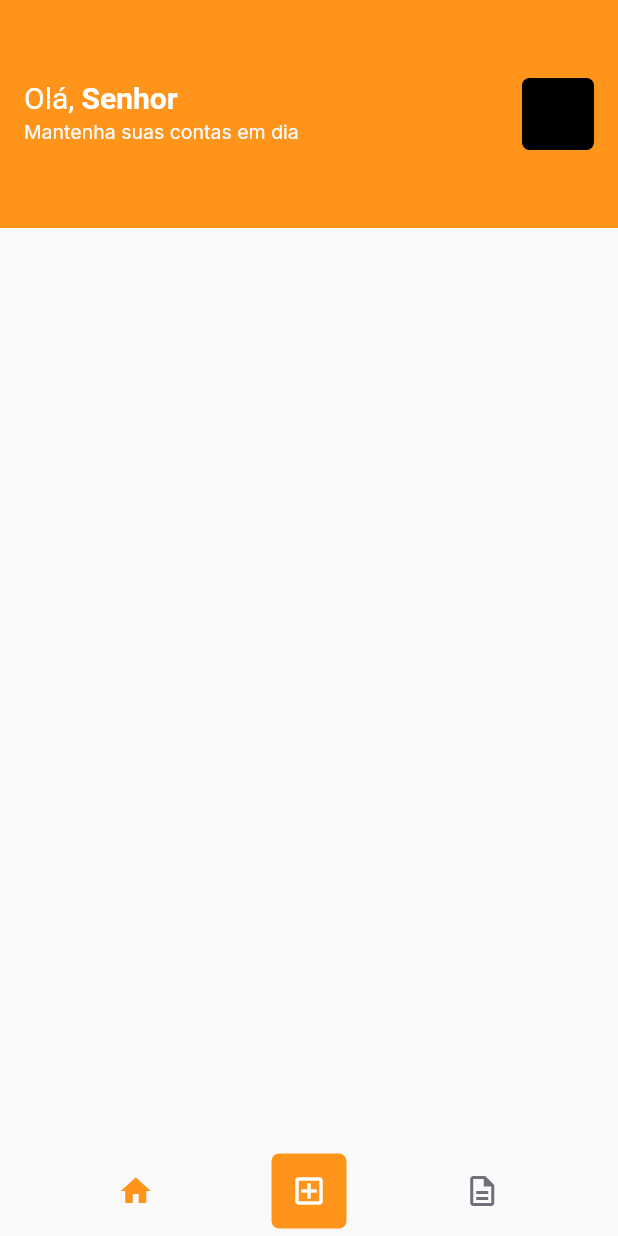
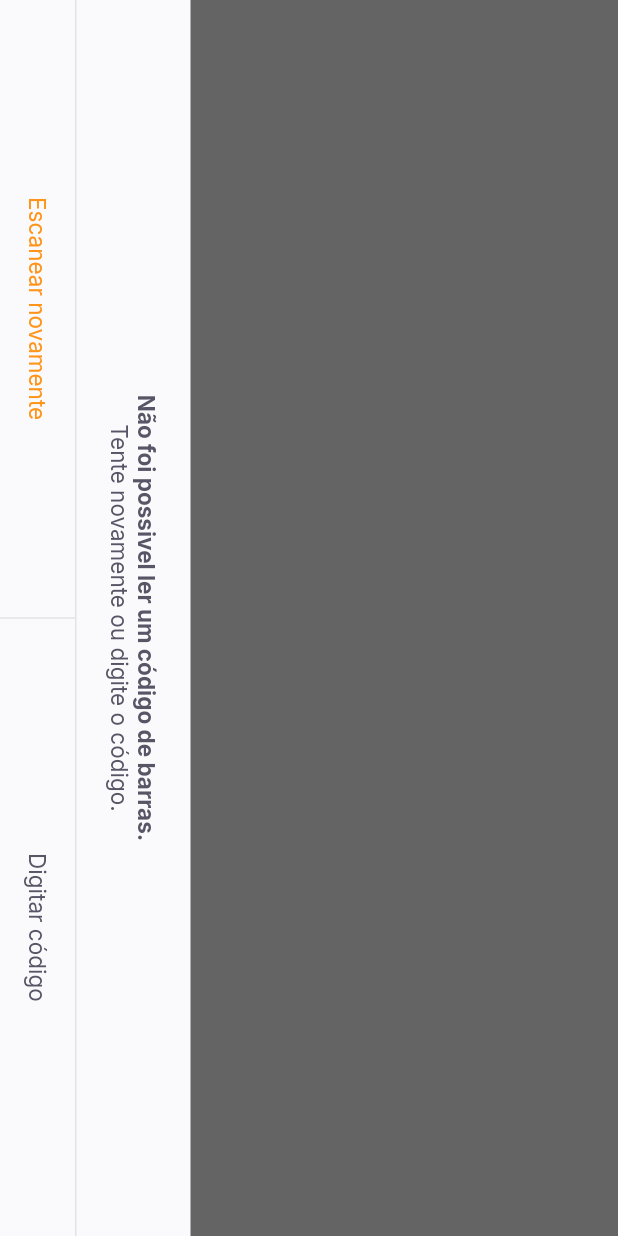
Before and after one commit to flaviopc/payflow_nlw, a Flutter app: the HomePage screen opened by its route, after a tap on the "add box" icon, on a phone screen of 412 x 824 dp. Run offline on Flutter 3.47's test engine with Material 2 defaults, Android fonts, the phone set to English and light mode, and no system bars; our stand-ins replace firebase_core, google_fonts, google_sign_in, shared_preferences; accounts and stored records are empty.

Commit message:
add tela de leitura de código de barras

```diff
--- a/lib/app_widget.dart
+++ b/lib/app_widget.dart
@@ -1,4 +1,5 @@
 import 'package:flutter/material.dart';
+import 'package:payflow/modules/barcode_scanner/barcode_scanner_page.dart';
 import 'package:payflow/modules/home/home_page.dart';
 import 'package:payflow/modules/login/login_page.dart';
 import 'package:payflow/modules/splash/splash_page.dart';
@@ -11,6 +12,7 @@ class AppWidget extends StatelessWidget {
     return MaterialApp(
       title: 'Pay Flow',
       theme: ThemeData(
+        primarySwatch: Colors.orange,
         primaryColor: AppColors.primary,
       ),
       initialRoute: "/splash",
@@ -18,6 +20,7 @@ class AppWidget extends StatelessWidget {
         "/splash": (context) => SplashPage(),
         "/home": (context) => HomePage(),
         "/login": (context) => LoginPage(),
+        "/barcode_scanner": (context) => BarcodeScannerPage(),
       },
     );
   }
--- a/lib/main.dart
+++ b/lib/main.dart
@@ -1,9 +1,6 @@
 import 'package:firebase_core/firebase_core.dart';
 import 'package:flutter/material.dart';
 import 'package:payflow/app_widget.dart';
-import 'package:payflow/modules/login/login_page.dart';
-import 'package:payflow/modules/splash/splash_page.dart';
-import 'package:payflow/shared/themes/app_colors.dart';
 
 void main() {
   runApp(AppFirebase());
--- /dev/null
+++ b/lib/modules/barcode_scanner/barcode_scanner_page.dart
@@ -0,0 +1,62 @@
+import 'package:flutter/material.dart';
+import 'package:payflow/shared/themes/app_colors.dart';
+import 'package:payflow/shared/themes/app_text_styles.dart';
+import 'package:payflow/shared/widgets/bottom_sheet/bottom_sheet_widget.dart';
+import 'package:payflow/shared/widgets/set_label_buttons/set_label_buttons.dart';
+
+class BarcodeScannerPage extends StatefulWidget {
+  const BarcodeScannerPage({Key? key}) : super(key: key);
+
+  @override
+  _BarcodeScannerPageState createState() => _BarcodeScannerPageState();
+}
+
+class _BarcodeScannerPageState extends State<BarcodeScannerPage> {
+  @override
+  Widget build(BuildContext context) {
+    return BottomSheetWidget(
+        primaryLabel: "Escanear novamente",
+        primaryOnPressed: () {},
+        secondaryLabel: "Digitar código",
+        secondaryOnPressed: () {},
+        title: "Não foi possivel ler um código de barras.",
+        subtitle: "Tente novamente ou digite o código.");
+    return SafeArea(
+      child: RotatedBox(
+        quarterTurns: 1,
+        child: Scaffold(
+          appBar: AppBar(
+            centerTitle: true,
+            backgroundColor: Colors.black,
+            title: Text(
+              "Escanei o código de barras do boleto",
+              style: TextStyles.buttonBackground,
+            ),
+            leading: BackButton(color: AppColors.background),
+          ),
+          body: Column(children: [
+            Expanded(
+                child: Container(
+              color: Colors.black,
+            )),
+            Expanded(
+                flex: 2,
+                child: Container(
+                  color: Colors.transparent,
+                )),
+            Expanded(
+                child: Container(
+              color: Colors.black,
+            )),
+          ]),
+          bottomNavigationBar: SetLabelButtons(
+            primaryLabel: "Inserir código do boleto",
+            primaryOnPressed: () {},
+            secondaryLabel: "Adicionar da galeria",
+            secondaryOnPressed: () {},
+          ),
+        ),
+      ),
+    );
+  }
+}
--- a/lib/modules/home/home_page.dart
+++ b/lib/modules/home/home_page.dart
@@ -57,6 +57,7 @@ class _HomePageState extends State<HomePage> {
           ),
         ),
       ),
+      body: pages[homeController.currentPage],
       bottomNavigationBar: Container(
         height: 60,
         child: Row(
@@ -71,16 +72,17 @@ class _HomePageState extends State<HomePage> {
               color: AppColors.primary,
             ),
             GestureDetector(
-              onTap: () {},
+              onTap: () {
+                Navigator.pushNamed(context, "/barcode_scanner");
+              },
               child: Container(
                 width: 50,
                 height: 50,
                 decoration: BoxDecoration(
                     color: AppColors.primary,
                     borderRadius: BorderRadius.circular(5)),
-                child: IconButton(
-                  onPressed: () {},
-                  icon: Icon(Icons.add_box_outlined),
+                child: Icon(
+                  Icons.add_box_outlined,
                   color: AppColors.background,
                 ),
               ),
--- a/lib/modules/login/login_page.dart
+++ b/lib/modules/login/login_page.dart
@@ -1,5 +1,4 @@
 import 'package:flutter/material.dart';
-import 'package:google_sign_in/google_sign_in.dart';
 import 'package:payflow/modules/login/login_controller.dart';
 import 'package:payflow/shared/themes/app_colors.dart';
 import 'package:payflow/shared/themes/app_images.dart';
--- /dev/null
+++ b/lib/shared/widgets/bottom_sheet/bottom_sheet_widget.dart
@@ -0,0 +1,74 @@
+import 'package:flutter/material.dart';
+import 'package:payflow/shared/themes/app_colors.dart';
+import 'package:payflow/shared/themes/app_text_styles.dart';
+import 'package:payflow/shared/widgets/set_label_buttons/set_label_buttons.dart';
+
+class BottomSheetWidget extends StatelessWidget {
+  final String primaryLabel;
+  final VoidCallback primaryOnPressed;
+  final String secondaryLabel;
+  final VoidCallback secondaryOnPressed;
+  final String title;
+  final String subtitle;
+
+  const BottomSheetWidget(
+      {Key? key,
+      required this.primaryLabel,
+      required this.primaryOnPressed,
+      required this.secondaryLabel,
+      required this.secondaryOnPressed,
+      required this.title,
+      required this.subtitle})
+      : super(key: key);
+
+  @override
+  Widget build(BuildContext context) {
+    return SafeArea(
+      child: RotatedBox(
+        quarterTurns: 1,
+        child: Material(
+          child: Container(
+            color: AppColors.shape,
+            child: Column(
+              children: [
+                Expanded(
+                  child: Container(
+                    color: Colors.black.withOpacity(0.6),
+                  ),
+                ),
+                Column(
+                  children: [
+                    Padding(
+                      padding: const EdgeInsets.all(20),
+                      child: Text.rich(
+                        TextSpan(
+                            text: title,
+                            style: TextStyles.buttonBoldHeading,
+                            children: [
+                              TextSpan(
+                                  text: "\n$subtitle",
+                                  style: TextStyles.buttonHeading)
+                            ]),
+                        textAlign: TextAlign.center,
+                      ),
+                    ),
+                    Container(
+                      height: 1,
+                      color: AppColors.stroke,
+                    ),
+                    SetLabelButtons(
+                        enablePrimayColor: true,
+                        primaryLabel: primaryLabel,
+                        primaryOnPressed: primaryOnPressed,
+                        secondaryLabel: secondaryLabel,
+                        secondaryOnPressed: secondaryOnPressed)
+                  ],
+                ),
+              ],
+            ),
+          ),
+        ),
+      ),
+    );
+  }
+}
--- /dev/null
+++ b/lib/shared/widgets/divider_vertical/divider_vertical_widget.dart
@@ -0,0 +1,15 @@
+import 'package:flutter/material.dart';
+import 'package:payflow/shared/themes/app_colors.dart';
+
+class DividerVerticalWidget extends StatelessWidget {
+  const DividerVerticalWidget({Key? key}) : super(key: key);
+
+  @override
+  Widget build(BuildContext context) {
+    return Container(
+      width: 1,
+      height: double.maxFinite,
+      color: AppColors.stroke,
+    );
+  }
+}
--- /dev/null
+++ b/lib/shared/widgets/label_button/label_button.dart
@@ -0,0 +1,25 @@
+import 'package:flutter/material.dart';
+import 'package:payflow/shared/themes/app_text_styles.dart';
+
+class LabelButton extends StatelessWidget {
+  final String label;
+  final VoidCallback onPressed;
+  final TextStyle? style;
+  const LabelButton(
+      {Key? key, required this.label, required this.onPressed, this.style})
+      : super(key: key);
+
+  @override
+  Widget build(BuildContext context) {
+    return Container(
+      height: 56,
+      child: TextButton(
+        onPressed: onPressed,
+        child: Text(
+          label,
+          style: style ?? TextStyles.buttonHeading,
+        ),
+      ),
+    );
+  }
+}
--- /dev/null
+++ b/lib/shared/widgets/set_label_buttons/set_label_buttons.dart
@@ -0,0 +1,42 @@
+import 'package:flutter/material.dart';
+import 'package:payflow/shared/themes/app_text_styles.dart';
+import 'package:payflow/shared/widgets/divider_vertical/divider_vertical_widget.dart';
+import 'package:payflow/shared/widgets/label_button/label_button.dart';
+
+class SetLabelButtons extends StatelessWidget {
+  final String primaryLabel;
+  final VoidCallback primaryOnPressed;
+  final String secondaryLabel;
+  final VoidCallback secondaryOnPressed;
+  final bool enablePrimayColor;
+
+  const SetLabelButtons(
+      {Key? key,
+      required this.primaryLabel,
+      required this.primaryOnPressed,
+      required this.secondaryLabel,
+      required this.secondaryOnPressed,
+      this.enablePrimayColor = false})
+      : super(key: key);
+
+  @override
+  Widget build(BuildContext context) {
+    return Container(
+      height: 50,
+      child: Row(
+        children: [
+          Expanded(
+              child: LabelButton(
+            label: primaryLabel,
+            onPressed: primaryOnPressed,
+            style: enablePrimayColor ? TextStyles.buttonPrimary : null,
+          )),
+          DividerVerticalWidget(),
+          Expanded(
+              child: LabelButton(
+                  label: secondaryLabel, onPressed: secondaryOnPressed)),
+        ],
+      ),
+    );
+  }
+}
--- a/pubspec.yaml
+++ b/pubspec.yaml
@@ -28,6 +28,10 @@ dependencies:
   google_sign_in: ^5.0.4
   google_sign_in_web: ^0.10.0
   shared_preferences: ^2.0.6
+  google_ml_kit: ^0.6.0
+  camera: ^0.8.1+3
+  image_picker: ^0.8.0+4
+  image_picker_for_web: ^2.0.0
 
 
   # The following adds the Cupertino Icons font to your application.
```
Also changed, not shown: pubspec.lock.
